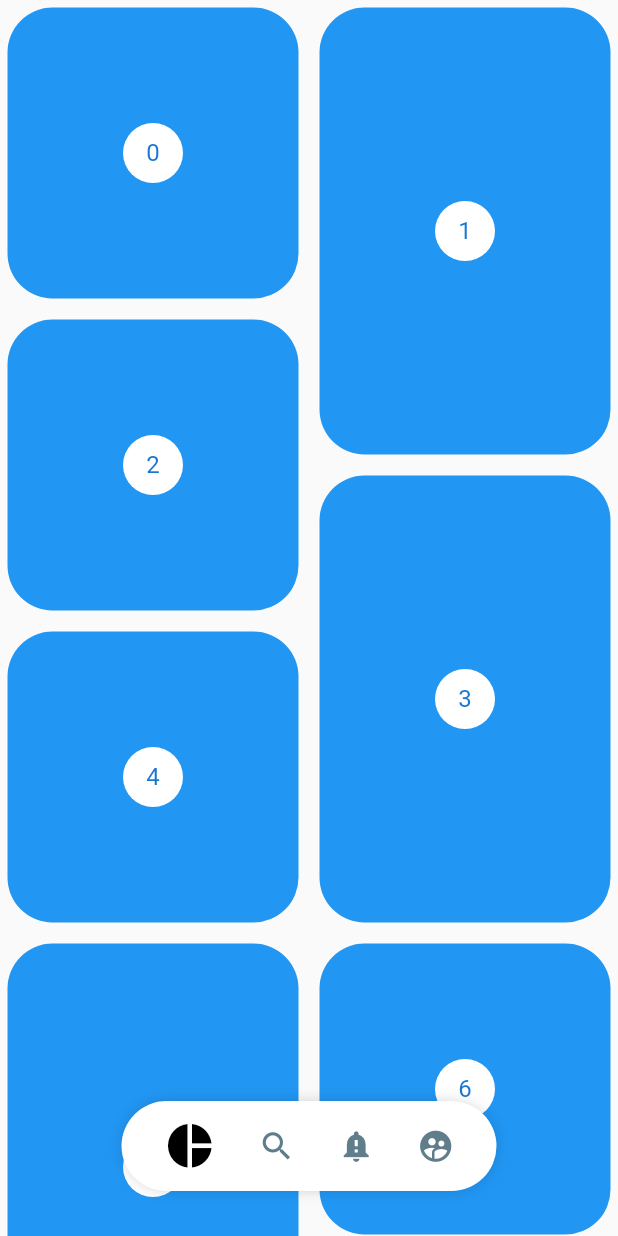
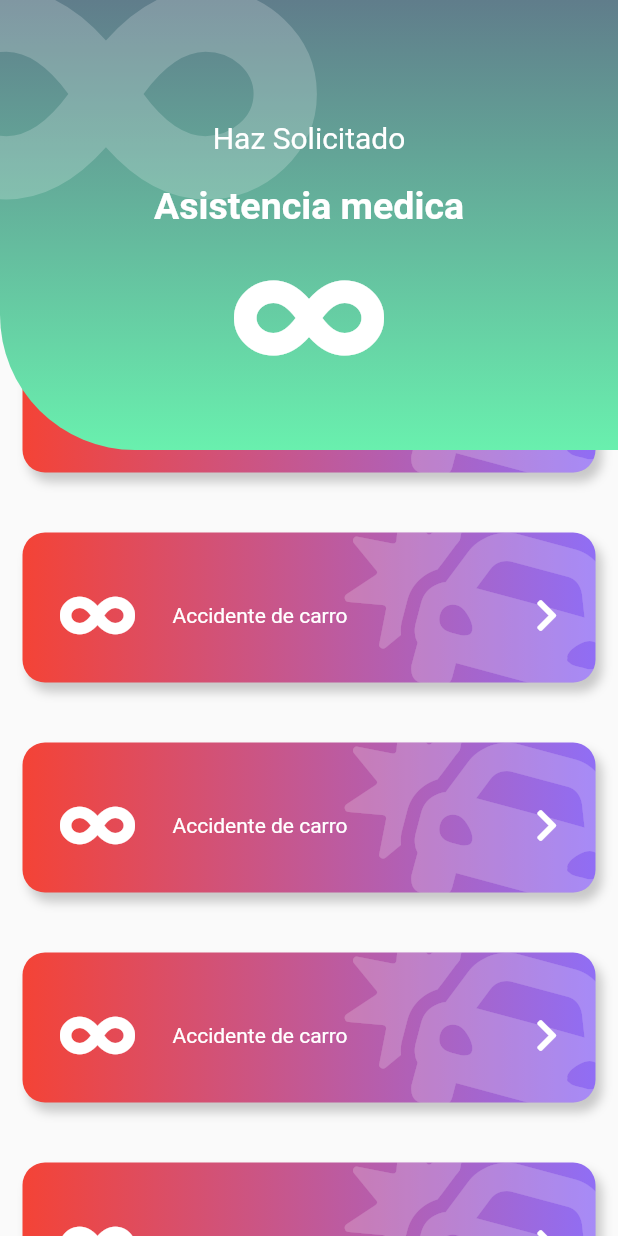
Before and after one commit to rramsol/animacionesFlutterYDise-os, a Flutter app: the screen it shows after launch, on a phone screen of 412 x 824 dp. Run offline on Flutter 3.47's test engine with Material 2 defaults, Android fonts, the phone set to English and light mode, and no system bars; our stand-ins replace flutter_svg, font_awesome_flutter.

Commit message:
boton gordo

```diff
--- a/lib/main.dart
+++ b/lib/main.dart
@@ -1,4 +1,5 @@
 
+import 'package:backgroundscustompainter/src/pages/emergency_page.dart';
 import 'package:flutter/material.dart';
 
 import 'package:backgroundscustompainter/src/pages/pinteres_page.dart';
@@ -14,7 +15,7 @@ class MyApp extends StatelessWidget {
     return MaterialApp(
       debugShowCheckedModeBanner: false,
       title: 'Material App',
-      home: PinteresPage(),
+      home: EmergencyPage(),
     );
   }
 }
--- /dev/null
+++ b/lib/src/pages/emergency_page.dart
@@ -0,0 +1,92 @@
+import 'package:backgroundscustompainter/src/widgets/Boton_gordo.dart';
+import 'package:backgroundscustompainter/src/widgets/headers.dart';
+import 'package:flutter/material.dart';
+import 'package:font_awesome_flutter/font_awesome_flutter.dart';
+
+class ItemBoton {
+
+  final IconData icon;
+  final String texto;
+  final Color color1;
+  final Color color2;
+
+  ItemBoton( this.icon, this.texto, this.color1, this.color2 );
+}
+
+class EmergencyPage extends StatelessWidget {
+
+  final items = <ItemBoton>[
+  new ItemBoton( FontAwesomeIcons.carCrash, 'Motor Accident', Color(0xff6989F5), Color(0xff906EF5) ),
+  new ItemBoton( FontAwesomeIcons.plus, 'Medical Emergency', Color(0xff66A9F2), Color(0xff536CF6) ),
+  new ItemBoton( FontAwesomeIcons.theaterMasks, 'Theft / Harrasement', Color(0xffF2D572), Color(0xffE06AA3) ),
+  new ItemBoton( FontAwesomeIcons.biking, 'Awards', Color(0xff317183), Color(0xff46997D) ),
+  new ItemBoton( FontAwesomeIcons.carCrash, 'Motor Accident', Color(0xff6989F5), Color(0xff906EF5) ),
+  new ItemBoton( FontAwesomeIcons.plus, 'Medical Emergency', Color(0xff66A9F2), Color(0xff536CF6) ),
+  new ItemBoton( FontAwesomeIcons.theaterMasks, 'Theft / Harrasement', Color(0xffF2D572), Color(0xffE06AA3) ),
+  new ItemBoton( FontAwesomeIcons.biking, 'Awards', Color(0xff317183), Color(0xff46997D) ),
+  new ItemBoton( FontAwesomeIcons.carCrash, 'Motor Accident', Color(0xff6989F5), Color(0xff906EF5) ),
+  new ItemBoton( FontAwesomeIcons.plus, 'Medical Emergency', Color(0xff66A9F2), Color(0xff536CF6) ),
+  new ItemBoton( FontAwesomeIcons.theaterMasks, 'Theft / Harrasement', Color(0xffF2D572), Color(0xffE06AA3) ),
+  new ItemBoton( FontAwesomeIcons.biking, 'Awards', Color(0xff317183), Color(0xff46997D) ),
+  ];
+
+
+  @override
+  Widget build(BuildContext context) {
+    return Scaffold(
+      body: Stack(
+        children: <Widget>[
+          Container(
+            margin: EdgeInsets.only(top: 200),
+            child: ListView(
+              children: <Widget>[
+                BotonGordoTemp(),
+                BotonGordoTemp(),
+                BotonGordoTemp(),
+                BotonGordoTemp(),
+                BotonGordoTemp(),
+              ],
+            ),
+          ),
+
+          IconHeader(
+            iconPrincipal: FontAwesomeIcons.infinity,
+            titulo: 'Haz Solicitado',
+            subTitulo: 'Asistencia medica',
+            iconFondo: FontAwesomeIcons.infinity,
+          ),
+        ],
+
+      )
+    );
+  }
+}
+
+class BotonGordoTemp extends StatelessWidget {
+  const BotonGordoTemp({
+    Key key,
+  }) : super(key: key);
+
+  @override
+  Widget build(BuildContext context) {
+    return BotonGordo(
+      color1: Colors.red,
+      color2: Color(0xff906EF5),
+      icon: FontAwesomeIcons.infinity,
+      texto: 'Accidente de carro',
+      onPress: (){print('hola');},
+    );
+  }
+}
+
+class PageHeader extends StatelessWidget {
+  @override
+  Widget build(BuildContext context) {
+    return IconHeader(
+      iconFondo: FontAwesomeIcons.plusCircle,
+      iconPrincipal: FontAwesomeIcons.plus,
+      titulo: 'Haz Solicitado',
+      subTitulo: 'Asistencia Medica',
+    );
+  }
+}
--- a/lib/src/pages/pinteres_page.dart
+++ b/lib/src/pages/pinteres_page.dart
@@ -31,6 +31,7 @@ class _PinteresMenuLocation extends StatelessWidget {
 
     final widthPantalla = MediaQuery.of(context).size.width;
     final mostrar = Provider.of<_MenuModel>(context).mostrar;
+
     return Positioned(
       bottom: 30,
       child: Container(
@@ -38,6 +39,14 @@ class _PinteresMenuLocation extends StatelessWidget {
         child: Align(
           child: PinteresMenu(
             mostrar: mostrar,
+            activeColor: Colors.red,
+            inactiveColor: Colors.lightGreen,
+            items: [
+              PinteresButton(icon:Icons.pie_chart,onPressed: (){print('icon pie_chart');}),
+              PinteresButton(icon:Icons.search,onPressed: (){print('icon search');}),
+              PinteresButton(icon:Icons.notification_important,onPressed: (){print('icon notification_important');}),
+              PinteresButton(icon:Icons.supervised_user_circle,onPressed: (){print('icon supervised_user_circle');})
+            ],
           ),
         ),
       ),
--- /dev/null
+++ b/lib/src/widgets/Boton_gordo.dart
@@ -0,0 +1,90 @@
+import 'package:flutter/material.dart';
+import 'package:font_awesome_flutter/font_awesome_flutter.dart';
+
+class BotonGordo extends StatelessWidget {
+  final IconData icon;
+  final String texto;
+  final Color color1;
+  final Color color2;
+  final Function onPress;
+
+  const BotonGordo({
+    this.icon    = FontAwesomeIcons.carCrash,
+    this.texto   = 'TEXTO DE EJEMPLO',
+    this.color1  = Colors.red,
+    this.color2  = Colors.green,
+    this.onPress,
+  });
+
+  @override
+  Widget build(BuildContext context) {
+    return GestureDetector(
+      onTap: this.onPress,
+      child: Stack(
+         children: <Widget>[
+           _BotonGordoBack(
+            color1: this.color1,
+            color2: this.color2,
+           ),
+           Row(
+             children: <Widget>[
+               SizedBox(height: 140,width: 40,),
+               FaIcon( this.icon, color: Colors.white,size: 40,),
+               SizedBox(width: 25,),
+               Expanded(child: Text(this.texto, style: TextStyle(color: Colors.white)),),
+               FaIcon( FontAwesomeIcons.chevronRight, color: Colors.white),
+               SizedBox(width: 40,)
+             ],
+           ),
+
+         ],
+      ),
+    );
+  }
+}
+
+
+class _BotonGordoBack extends StatelessWidget {
+  final Color color1;
+  final Color color2;
+
+  const _BotonGordoBack({
+    this.color1,
+    this.color2
+  });
+
+  @override
+  Widget build(BuildContext context) {
+    return Container(
+      width: double.infinity,
+      height: 100,
+      margin: EdgeInsets.all(15),
+      decoration: BoxDecoration(
+        color: Colors.red,
+        boxShadow: <BoxShadow>[
+          BoxShadow(color:  Colors.black.withOpacity(0.2),offset: Offset(4,6),blurRadius:5),
+        ],
+        borderRadius: BorderRadius.circular(15),
+        gradient: LinearGradient(
+          colors: <Color>[
+            this.color1,
+            this.color2,
+          ],
+        ),
+      ),
+      child: ClipRRect(
+        borderRadius: BorderRadius.circular(15),
+        child: Stack(
+          children: <Widget>[
+            Positioned(
+              right: -20,
+              top: -20,
+              child: FaIcon(FontAwesomeIcons.carCrash,size: 150,color: Colors.white.withOpacity(0.2),),
+            )
+          ],
+        ),
+      ),
+
+    );
+  }
+}
--- a/lib/src/widgets/headers.dart
+++ b/lib/src/widgets/headers.dart
@@ -1,5 +1,6 @@
 import 'package:flutter/cupertino.dart';
 import 'package:flutter/material.dart';
+import 'package:font_awesome_flutter/font_awesome_flutter.dart';
 
 class HeaderCuadrado extends StatelessWidget {
   @override
@@ -338,3 +339,78 @@ class _HeaderWaveGradientPainter extends CustomPainter {
   }
 
 }
+
+
+//emergencyPAGE
+class IconHeader extends StatelessWidget {
+
+  final IconData iconFondo;
+  final IconData iconPrincipal;
+  final String titulo;
+  final String subTitulo;
+  final Color color1;
+  final Color color2;
+
+  const IconHeader({
+    @required this.iconFondo,
+    @required this.titulo,
+    @required this.subTitulo,
+    this.color1 = Colors.blueGrey,
+    this.color2 = Colors.greenAccent,
+    @required this.iconPrincipal,
+
+});
+
+
+  @override
+  Widget build(BuildContext context) {
+    return Stack(
+      children: <Widget>[
+        _IconHeaderBack(color1: this.color1, color2: this.color2,),
+        Positioned(
+          top: -50,
+          left: -70,
+          child: FaIcon(this.iconFondo, size: 225,color: Colors.white.withOpacity(0.2),),
+        ),
+        Column(
+          children: <Widget>[
+            SizedBox(height: 80,width: double.infinity,),
+            Text(this.titulo, style: TextStyle(color: Colors.white,fontSize: 20),),
+            SizedBox(height: 20,),
+            Text(this.subTitulo, style: TextStyle(color: Colors.white,fontSize: 25,fontWeight: FontWeight.bold),),
+            SizedBox(height: 20,),
+            FaIcon(this.iconPrincipal, size: 80,color: Colors.white,),
+          ],
+        ),
+      ],
+    );
+  }
+}
+
+class _IconHeaderBack extends StatelessWidget {
+
+  final Color color1;
+  final Color color2;
+
+  const _IconHeaderBack({this.color1, this.color2});
+
+  @override
+  Widget build(BuildContext context) {
+    return Container(
+      width: double.infinity,
+      height: 300,
+      decoration: BoxDecoration(
+        color: Colors.red,
+        borderRadius: BorderRadius.only(bottomLeft: Radius.circular(90)),
+        gradient: LinearGradient(
+          begin: Alignment.topCenter,
+          end: Alignment.bottomCenter,
+          colors: <Color>[
+            color1,
+            color2
+          ]
+        ),
+      ),
+    );
+  }
+}
--- a/lib/src/widgets/pinteres_menu.dart
+++ b/lib/src/widgets/pinteres_menu.dart
@@ -16,15 +16,17 @@ class PinteresButton {
 class PinteresMenu extends StatelessWidget {
 
   final bool mostrar;
+  final Color activeColor;
+  final Color inactiveColor;
+  final List<PinteresButton> items;
 
-  PinteresMenu({this.mostrar = true});
+  PinteresMenu({
+    this.mostrar = true,
+    this.activeColor = Colors.black,
+    this.inactiveColor =Colors.blueGrey,
+    @required this.items,
+  });
 
-final List<PinteresButton> items = [
-  PinteresButton(icon:Icons.pie_chart,onPressed: (){print('icon pie_chart');}),
-  PinteresButton(icon:Icons.search,onPressed: (){print('icon search');}),
-  PinteresButton(icon:Icons.notification_important,onPressed: (){print('icon notification_important');}),
-  PinteresButton(icon:Icons.supervised_user_circle,onPressed: (){print('icon supervised_user_circle');}),
-];
 
   @override
   Widget build(BuildContext context) {
@@ -34,7 +36,13 @@ final List<PinteresButton> items = [
         duration: Duration(milliseconds: 400),
         opacity: ( mostrar ) ? 1 : 0 ,
         child: _PinteresMenuBackground(
-          child: _MenuItems(items),
+          child: Builder(
+            builder: (context){
+              Color activeColor =  Provider.of<_MenuModel>(context).activeColor = this.activeColor;
+              Color inactiveColor =  Provider.of<_MenuModel>(context).inactiveColor = this.inactiveColor;
+              return _MenuItems(items);
+            },
+          ),
         ),
       ),
     );
@@ -94,6 +102,9 @@ class _PinterestMenuButton extends StatelessWidget {
   Widget build(BuildContext context) {
 
     final itemSeleccionado = Provider.of<_MenuModel>(context).itemSeleccionado;
+    Color activeColor =  Provider.of<_MenuModel>(context).activeColor;
+    Color inactiveColor =  Provider.of<_MenuModel>(context).inactiveColor;
+
 
     return GestureDetector(
       onTap: (){
@@ -104,7 +115,7 @@ class _PinterestMenuButton extends StatelessWidget {
       child: Container(
         child: Icon(item.icon,
         size: ( itemSeleccionado == index )? 35: 25,
-          color:( itemSeleccionado == index )? Colors.black: Colors.blueGrey,
+          color:( itemSeleccionado == index )? activeColor: inactiveColor,
         ),
       ),
     );
@@ -115,6 +126,8 @@ class _PinterestMenuButton extends StatelessWidget {
 class _MenuModel with ChangeNotifier{
 
   int _itemSeleccionado = 0;
+  Color _activeColor =Colors.red ;
+  Color _inactiveColor =Colors.yellowAccent;
 
   int get itemSeleccionado => this._itemSeleccionado;
 
@@ -123,6 +136,13 @@ class _MenuModel with ChangeNotifier{
     notifyListeners();
   }
 
+  Color get activeColor => this._activeColor;
+  set activeColor ( Color index ){
+    this._activeColor = index;
+  }
 
-
-}
+  Color get inactiveColor => this._inactiveColor;
+  set inactiveColor ( Color index ){
+    this._inactiveColor = index;
+  }
+  }
--- a/pubspec.yaml
+++ b/pubspec.yaml
@@ -30,6 +30,7 @@ dependencies:
   flutter_svg: ^0.17.3+1
   provider: ^4.2.0
   flutter_staggered_grid_view: ^0.3.0
+  font_awesome_flutter: ^8.8.1
 
 dev_dependencies:
   flutter_test:
```
Also changed, not shown: pubspec.lock.
